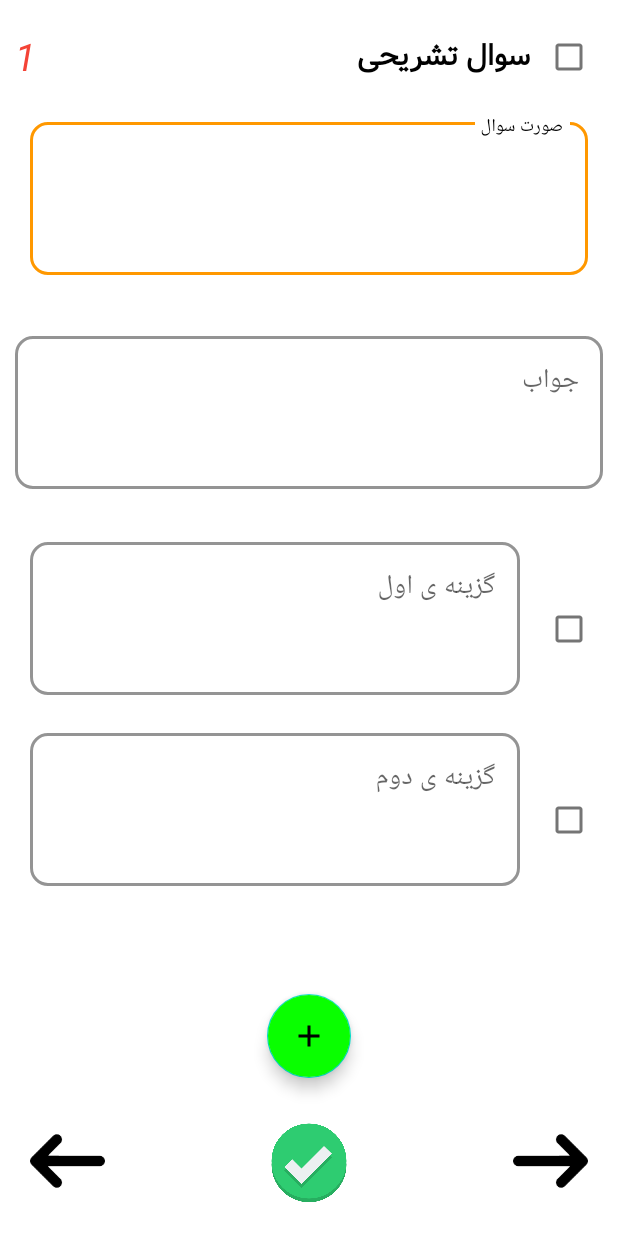
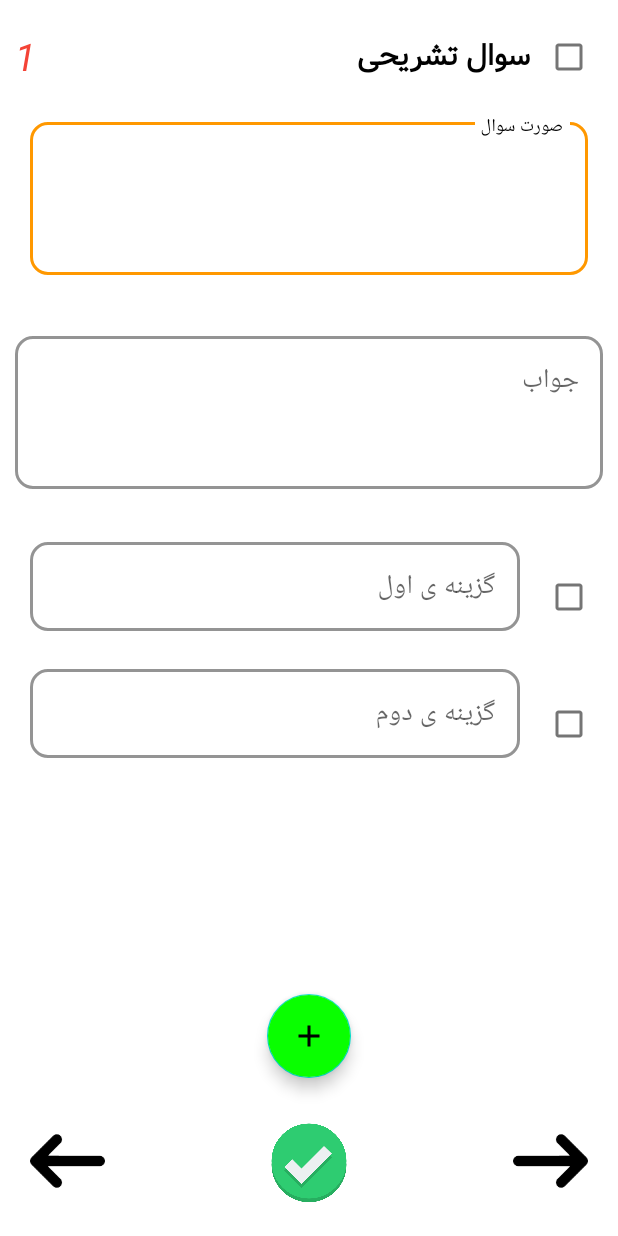
Before and after one commit to mohkhz2001/PorsNo_Android, an Android app: the layout fragment_new_question_new.xml on its own in the app's theme, with its tools: preview values and no code run, on a phone screen of 412 x 824 dp. Run offline under Robolectric (Android 15) with nearby library versions, the phone set to English and light mode, and no system bars; plain views replace AnimatedCheckBox.

Commit message:
min line removed

```diff
--- a/app/src/main/res/layout/fragment_new_question_new.xml
+++ b/app/src/main/res/layout/fragment_new_question_new.xml
@@ -155,7 +155,7 @@
                     <com.google.android.material.textfield.TextInputLayout
                         android:id="@+id/answer1_field_layout"
                         style="@style/Widget.MaterialComponents.TextInputLayout.OutlinedBox"
-                        android:layout_width="300dp"
+                        android:layout_width="match_parent"
                         android:layout_height="wrap_content"
                         android:layout_alignParentLeft="true"
                         android:layout_centerVertical="true"
@@ -183,7 +183,6 @@
                             android:gravity="top"
                             android:inputType="textMultiLine"
                             android:maxLines="6"
-                            android:minLines="3"
                             android:singleLine="false"
                             android:textSize="18dp" />
 
@@ -213,7 +212,7 @@
                     <com.google.android.material.textfield.TextInputLayout
                         android:id="@+id/answer2_field_layout"
                         style="@style/Widget.MaterialComponents.TextInputLayout.OutlinedBox"
-                        android:layout_width="300dp"
+                        android:layout_width="match_parent"
                         android:layout_height="wrap_content"
                         android:layout_alignParentLeft="true"
                         android:layout_centerVertical="true"
@@ -241,7 +240,6 @@
                             android:gravity="top"
                             android:inputType="textMultiLine"
                             android:maxLines="6"
-                            android:minLines="3"
                             android:singleLine="false"
                             android:textSize="18dp" />
 
@@ -301,7 +299,6 @@
                             android:gravity="top"
                             android:inputType="textMultiLine"
                             android:maxLines="6"
-                            android:minLines="3"
                             android:singleLine="false"
                             android:textSize="18dp" />
 
@@ -361,7 +358,6 @@
                             android:gravity="top"
                             android:inputType="textMultiLine"
                             android:maxLines="6"
-                            android:minLines="3"
                             android:singleLine="false"
                             android:textSize="18dp" />
 
@@ -421,7 +417,6 @@
                             android:gravity="top"
                             android:inputType="textMultiLine"
                             android:maxLines="6"
-                            android:minLines="3"
                             android:singleLine="false"
                             android:textSize="18dp" />
 
@@ -481,7 +476,6 @@
                             android:gravity="top"
                             android:inputType="textMultiLine"
                             android:maxLines="6"
-                            android:minLines="3"
                             android:singleLine="false"
                             android:textSize="18dp" />
 
```
